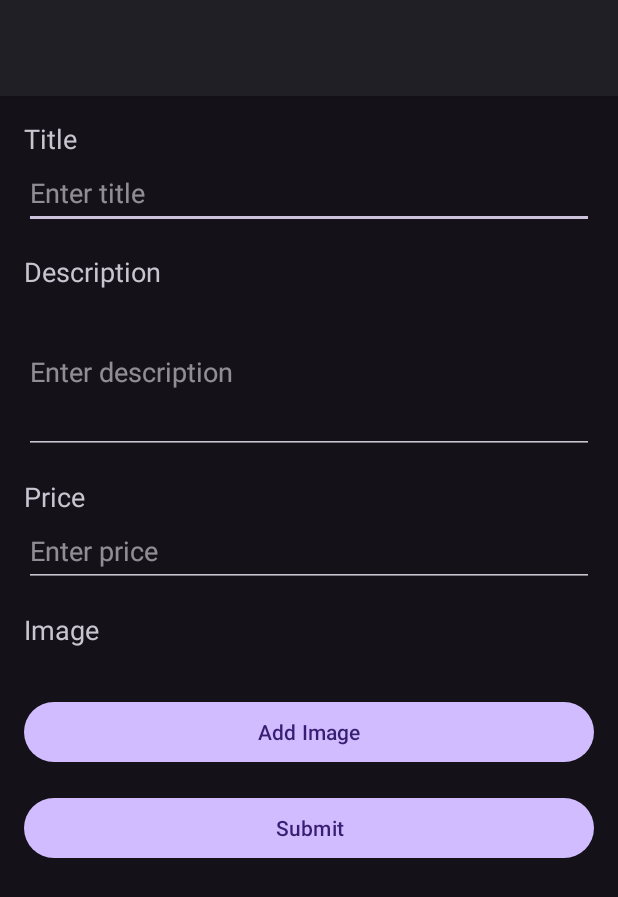
After one commit to abdulthegr8/trustNdeal, an Android app: the Post screen opened directly, with no data from a screen before it, on a phone screen of 412 x 824 dp. The commit adds this screen. Shown: the top 897 px of the screen. Run offline under Robolectric (Android 15) with nearby library versions, the phone set to English and light mode, and no system bars; our stand-ins replace Firebase (no records; nobody signed in at launch, a user with empty details on screens opened directly); pictures from the network do not load.

Commit message:
update home

```diff
--- a/app/src/main/AndroidManifest.xml
+++ b/app/src/main/AndroidManifest.xml
@@ -5,6 +5,8 @@
     <uses-permission android:name="android.permission.INTERNET" />
     <uses-permission android:name="android.permission.ACCESS_FINE_LOCATION" />
     <uses-permission android:name="android.permission.ACCESS_COARSE_LOCATION" />
+    <uses-permission android:name="android.permission.READ_EXTERNAL_STORAGE" />
+    <uses-permission android:name="android.permission.WRITE_EXTERNAL_STORAGE" />
 
     <application
         android:allowBackup="true"
@@ -16,6 +18,9 @@
         android:supportsRtl="true"
         android:theme="@style/Theme.Material3.Dark"
         tools:targetApi="31">
+        <activity
+            android:name=".Post"
+            android:exported="false" />
         <activity
             android:name=".Profile"
             android:exported="false" />
--- /dev/null
+++ b/app/src/main/java/com/example/codeseasy/com/firebaseauth/Post.java
@@ -0,0 +1,232 @@
+package com.example.codeseasy.com.firebaseauth;
+
+import android.app.ProgressDialog;
+import android.content.ClipData;
+import android.content.DialogInterface;
+import android.content.Intent;
+import android.graphics.Bitmap;
+import android.net.Uri;
+import android.os.Bundle;
+import android.provider.MediaStore;
+import android.text.TextUtils;
+import android.view.View;
+import android.widget.Button;
+import android.widget.EditText;
+import android.widget.ImageView;
+import android.widget.Toast;
+
+import androidx.annotation.NonNull;
+import androidx.appcompat.app.AlertDialog;
+import androidx.appcompat.app.AppCompatActivity;
+
+import com.google.android.gms.tasks.OnFailureListener;
+import com.google.android.gms.tasks.OnSuccessListener;
+import com.google.android.gms.tasks.Task;
+import com.google.firebase.auth.FirebaseAuth;
+import com.google.firebase.auth.FirebaseUser;
+import com.google.firebase.database.DatabaseReference;
+import com.google.firebase.database.FirebaseDatabase;
+import com.google.firebase.database.annotations.Nullable;
+import com.google.firebase.storage.FirebaseStorage;
+import com.google.firebase.storage.StorageReference;
+import com.google.firebase.storage.UploadTask;
+
+import java.io.ByteArrayOutputStream;
+import java.util.ArrayList;
+import java.util.List;
+import java.util.concurrent.atomic.AtomicInteger;
+
+public class Post extends AppCompatActivity {
+
+    private static final int REQUEST_IMAGE_CAPTURE = 1;
+    private static final int REQUEST_IMAGE_PICK = 2;
+
+    private EditText titleEditText;
+    private EditText descriptionEditText;
+    private EditText priceEditText;
+    private ImageView imageView;
+    private Button submitButton;
+    private Button buttonAddImage;
+    private Uri imageUri;
+    private ArrayList<Uri> imageUris = new ArrayList<>();
+    private String userId;
+    private String username;
+    private String userProfileImageUrl;
+
+
+    private FirebaseStorage storage;
+    private StorageReference storageReference;
+    private DatabaseReference databaseReference;
+
+    @Override
+    protected void onCreate(Bundle savedInstanceState) {
+        FirebaseUser user = FirebaseAuth.getInstance().getCurrentUser();
+        if (user != null) {
+            userId = user.getUid();
+        } else {
+            // Redirect the user to the login activity if they're not logged in
+            Intent intent = new Intent(Post.this, Login.class);
+            startActivity(intent);
+            finish();
+        }
+
+        super.onCreate(savedInstanceState);
+        setContentView(R.layout.activity_post);
+
+        titleEditText = findViewById(R.id.editTextTitle);
+        descriptionEditText = findViewById(R.id.editTextDescription);
+        priceEditText = findViewById(R.id.editTextPrice);
+        imageView = findViewById(R.id.imageView);
+        submitButton = findViewById(R.id.buttonSubmit);
+        buttonAddImage = findViewById(R.id.buttonAddImage);
+
+
+        storage = FirebaseStorage.getInstance();
+        storageReference = storage.getReference("images");
+        databaseReference = FirebaseDatabase.getInstance().getReference("items");
+
+        buttonAddImage.setOnClickListener(new View.OnClickListener() {
+            @Override
+            public void onClick(View v) {
+                AlertDialog.Builder builder = new AlertDialog.Builder(Post.this);
+                builder.setTitle("Choose an option");
+
+                final String[] options = {"Take photo", "Choose from gallery"};
+                builder.setItems(options, new DialogInterface.OnClickListener() {
+                    @Override
+                    public void onClick(DialogInterface dialog, int which) {
+                        switch (which) {
+                            case 0:
+                                // Take photo option selected
+                                Intent takePictureIntent = new Intent(MediaStore.ACTION_IMAGE_CAPTURE);
+                                if (takePictureIntent.resolveActivity(getPackageManager()) != null) {
+                                    startActivityForResult(takePictureIntent, REQUEST_IMAGE_CAPTURE);
+                                }
+                                break;
+                            case 1:
+                                // Choose from gallery option selected
+                                Intent pickPhotoIntent = new Intent(Intent.ACTION_PICK,
+                                        android.provider.MediaStore.Images.Media.EXTERNAL_CONTENT_URI);
+                                startActivityForResult(pickPhotoIntent, REQUEST_IMAGE_PICK);
+                                break;
+                        }
+                    }
+                });
+
+                builder.show();
+            }
+        });
+
+        submitButton.setOnClickListener(new View.OnClickListener() {
+            @Override
+            public void onClick(View v) {
+                String title = titleEditText.getText().toString().trim();
+                String description = descriptionEditText.getText().toString().trim();
+                String priceString = priceEditText.getText().toString().trim();
+
+                if (TextUtils.isEmpty(title)) {
+                    titleEditText.setError("Title is required.");
+                    return;
+                }
+
+                if (TextUtils.isEmpty(description)) {
+                    descriptionEditText.setError("Description is required.");
+                    return;
+                }
+
+                if (TextUtils.isEmpty(priceString)) {
+                    priceEditText.setError("Price is required.");
+                    return;
+                }
+
+                double price = Double.parseDouble(priceString);
+
+                if (imageUris.isEmpty()) {
+                    Toast.makeText(Post.this, "Please select at least one image.", Toast.LENGTH_SHORT).show();
+                    return;
+                }
+
+                final ProgressDialog progressDialog = new ProgressDialog(Post.this);
+                progressDialog.setTitle("Uploading images...");
+                progressDialog.show();
+
+                List<String> imageUrls = new ArrayList<>();
+                AtomicInteger uploadedImages = new AtomicInteger(0);
+
+                for (Uri imageUri : imageUris) {
+                    StorageReference imageReference = storageReference.child(imageUri.getLastPathSegment());
+                    imageReference.putFile(imageUri)
+                            .addOnSuccessListener(new OnSuccessListener<UploadTask.TaskSnapshot>() {
+                                @Override
+                                public void onSuccess(UploadTask.TaskSnapshot taskSnapshot) {
+                                    uploadedImages.incrementAndGet();
+                                    imageReference.getDownloadUrl()
+                                            .addOnSuccessListener(new OnSuccessListener<Uri>() {
+                                                @Override
+                                                public void onSuccess(Uri uri) {
+                                                    imageUrls.add(uri.toString());
+
+                                                    if (uploadedImages.get() == imageUris.size()) {
+                                                        progressDialog.dismiss();
+                                                        Toast.makeText(Post.this, "Images uploaded successfully.", Toast.LENGTH_SHORT).show();
+
+                                                        String itemId = databaseReference.push().getKey();
+                                                        Item item = new Item(itemId, title, description, price, imageUrls, username, userProfileImageUrl);
+                                                        databaseReference.child(itemId).setValue(item)
+                                                                .addOnSuccessListener(new OnSuccessListener<Void>() {
+                                                                    @Override
+                                                                    public void onSuccess(Void aVoid) {
+                                                                        Toast.makeText(Post.this, "Item added successfully.", Toast.LENGTH_SHORT).show();
+                                                                        Intent intent = new Intent(Post.this, MainActivity.class);
+                                                                        startActivity(intent);
+                                                                        finish();
+                                                                    }
+                                                                })
+                                                                .addOnFailureListener(new OnFailureListener() {
+                                                                    @Override
+                                                                    public void onFailure(@NonNull Exception e) {
+                                                                        Toast.makeText(Post.this, "Failed to add item.", Toast.LENGTH_SHORT).show();
+                                                                    }
+                                                                });
+                                                    }
+                                                }
+                                            });
+                                }
+                            })
+                            .addOnFailureListener(new OnFailureListener() {
+                                @Override
+                                public void onFailure(@NonNull Exception e) {
+                                    progressDialog.dismiss();
+                                    Toast.makeText(Post.this, "Failed to upload image.", Toast.LENGTH_SHORT).show();
+                                }
+                            });
+                }
+            }
+        });
+    }
+
+    @Override
+    protected void onActivityResult(int requestCode, int resultCode, @Nullable Intent data) {
+        super.onActivityResult(requestCode, resultCode, data);
+
+        if (requestCode == REQUEST_IMAGE_CAPTURE && resultCode == RESULT_OK) {
+            Bundle extras = data.getExtras();
+            Bitmap imageBitmap = (Bitmap) extras.get("data");
+            imageView.setImageBitmap(imageBitmap);
+
+            Uri imageUri = getImageUri(Post.this, imageBitmap);
+            imageUris.add(imageUri);
+        } else if (requestCode == REQUEST_IMAGE_PICK && resultCode == RESULT_OK) {
+            Uri imageUri = data.getData();
+            imageView.setImageURI(imageUri);
+            imageUris.add(imageUri);
+        }
+    }
+
+    private Uri getImageUri(Post context, Bitmap bitmap) {
+        ByteArrayOutputStream bytes = new ByteArrayOutputStream();
+        bitmap.compress(Bitmap.CompressFormat.JPEG, 100, bytes);
+        String path = MediaStore.Images.Media.insertImage(context.getContentResolver(), bitmap, "Title", null);
+        return Uri.parse(path);
+    }
+}
--- /dev/null
+++ b/app/src/main/res/layout/activity_post.xml
@@ -0,0 +1,99 @@
+<?xml version="1.0" encoding="utf-8"?>
+<RelativeLayout xmlns:android="http://schemas.android.com/apk/res/android"
+    xmlns:tools="http://schemas.android.com/tools"
+    android:id="@+id/layout_post_activity"
+    android:layout_width="match_parent"
+    android:layout_height="match_parent"
+    tools:context=".Post">
+
+    <ScrollView
+        android:layout_width="match_parent"
+        android:layout_height="wrap_content">
+
+        <LinearLayout
+            android:layout_width="match_parent"
+            android:layout_height="wrap_content"
+            android:orientation="vertical"
+            android:padding="16dp">
+
+            <TextView
+                android:id="@+id/textViewTitle"
+                android:layout_width="match_parent"
+                android:layout_height="wrap_content"
+                android:text="Title"
+                android:textAppearance="?android:attr/textAppearanceMedium" />
+
+            <EditText
+                android:id="@+id/editTextTitle"
+                android:layout_width="match_parent"
+                android:layout_height="wrap_content"
+                android:hint="Enter title"
+                android:inputType="text"
+                android:minHeight="48dp" />
+
+            <TextView
+                android:id="@+id/textViewDescription"
+                android:layout_width="match_parent"
+                android:layout_height="wrap_content"
+                android:layout_marginTop="16dp"
+                android:text="Description"
+                android:textAppearance="?android:attr/textAppearanceMedium" />
+
+            <EditText
+                android:id="@+id/editTextDescription"
+                android:layout_width="match_parent"
+                android:layout_height="wrap_content"
+                android:hint="Enter description"
+                android:inputType="textMultiLine"
+                android:lines="4" />
+
+            <TextView
+                android:id="@+id/textViewPrice"
+                android:layout_width="match_parent"
+                android:layout_height="wrap_content"
+                android:layout_marginTop="16dp"
+                android:text="Price"
+                android:textAppearance="?android:attr/textAppearanceMedium" />
+
+            <EditText
+                android:id="@+id/editTextPrice"
+                android:layout_width="match_parent"
+                android:layout_height="wrap_content"
+                android:hint="Enter price"
+                android:inputType="numberDecimal"
+                android:minHeight="48dp" />
+
+            <TextView
+                android:id="@+id/textViewImage"
+                android:layout_width="match_parent"
+                android:layout_height="wrap_content"
+                android:layout_marginTop="16dp"
+                android:text="Image"
+                android:textAppearance="?android:attr/textAppearanceMedium" />
+
+            <ImageView
+                android:id="@+id/imageView"
+                android:layout_width="match_parent"
+                android:layout_height="wrap_content"
+                android:layout_marginTop="16dp"
+                android:adjustViewBounds="true"
+                android:scaleType="centerCrop" />
+
+            <Button
+                android:id="@+id/buttonAddImage"
+                android:layout_width="match_parent"
+                android:layout_height="wrap_content"
+                android:layout_marginTop="16dp"
+                android:text="Add Image" />
+
+            <Button
+                android:id="@+id/buttonSubmit"
+                android:layout_width="match_parent"
+                android:layout_height="wrap_content"
+                android:layout_marginTop="16dp"
+                android:text="Submit" />
+
+        </LinearLayout>
+
+    </ScrollView>
+</RelativeLayout>
--- a/app/src/main/res/values/strings.xml
+++ b/app/src/main/res/values/strings.xml
@@ -21,5 +21,4 @@
     <string name="rating_bar_description">Rate this user from 1 to 5 stars</string>
 
 
-
 </resources>
```
Also changed, not shown: app/src/main/java/com/example/codeseasy/com/firebaseauth/Item.java (added, +48 -0 lines), app/src/main/java/com/example/codeseasy/com/firebaseauth/ItemAdapter.java (added, +44 -0 lines), app/src/main/java/com/example/codeseasy/com/firebaseauth/MainActivity.java (+41 -0 lines), app/src/main/res/layout/activity_register.xml (+5 -4 lines), app/src/main/res/layout/list_item.xml (added, +31 -0 lines).
